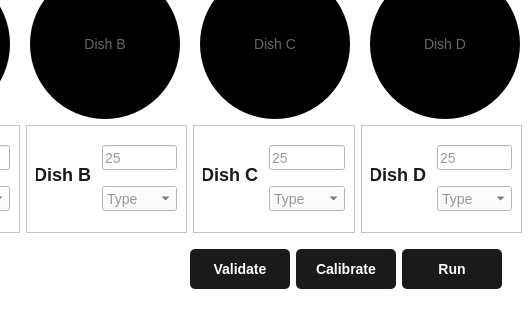
This is src/pantograph_ui/MainWindow.ui in Pantograph-Automation/pantograph_automation as Qt 5 draws it before an edit; both pictures show x 149 to 680 and y 179 to 499 of the 680 by 499 pixel window. The edited form follows.
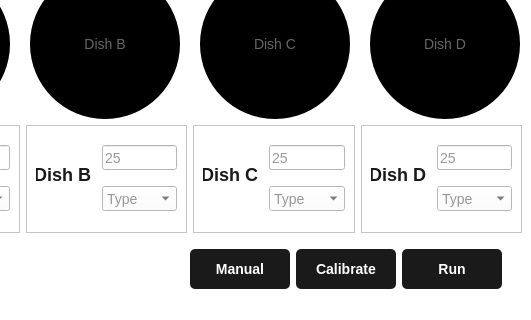
This is the edited form.

Commit message: Manual control UI

```diff
--- a/src/pantograph_ui/MainWindow.ui
+++ b/src/pantograph_ui/MainWindow.ui
@@ -731,7 +731,7 @@
            </size>
           </property>
           <property name="text">
-           <string>Validate</string>
+           <string>Manual</string>
           </property>
          </widget>
         </item>
```
Left out of the diff: 2 changed lines with no effect on the pictures. The commit also changes 6 other files.
